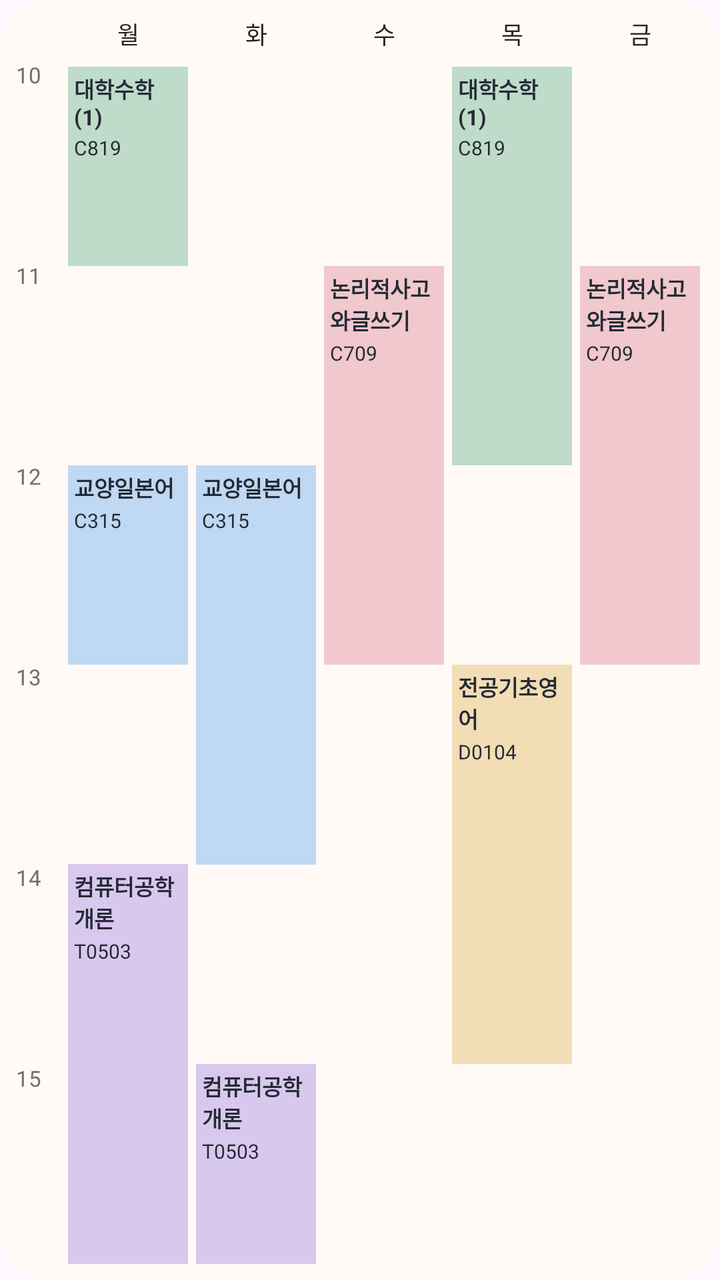
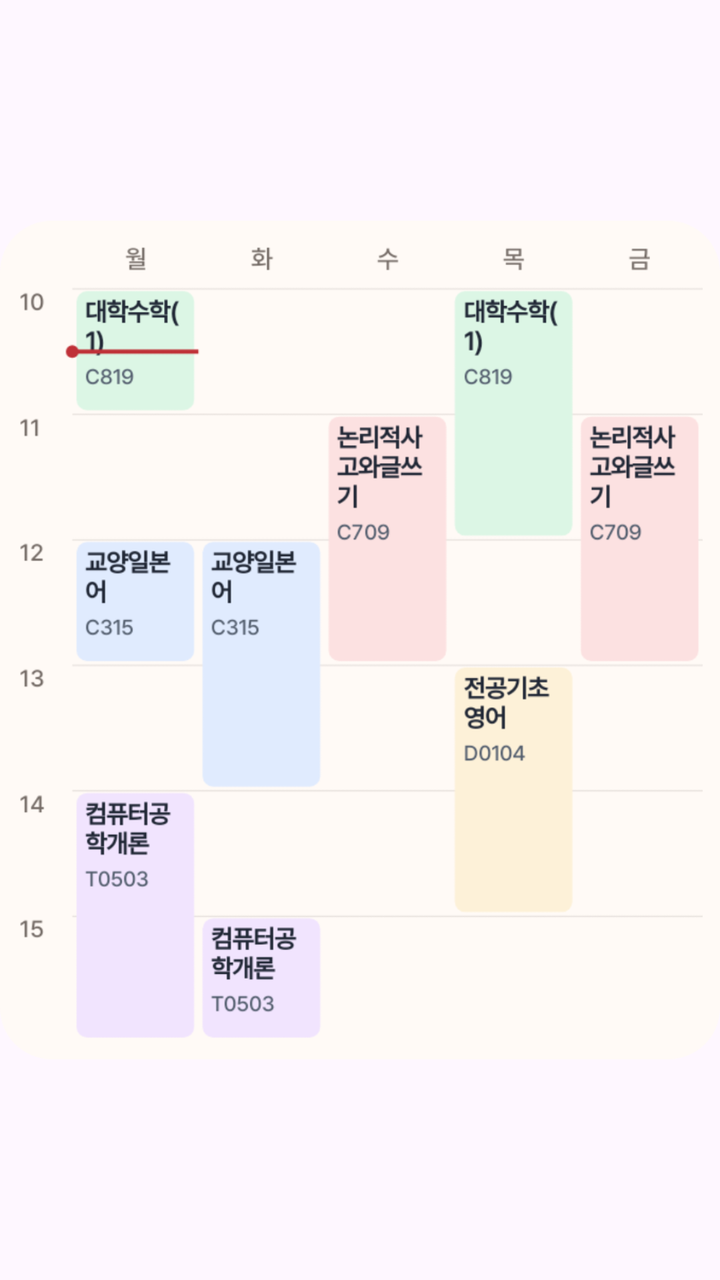

Compare the two renders of this Android layout. The source of the first and the diff that turns it into the second are given below.
<!-- AndroidManifest.xml: application theme Theme.hongsi -->
<!-- res/layout/week_widget_preview.xml -->
<?xml version='1.0' encoding='utf-8'?>
<LinearLayout xmlns:android="http://schemas.android.com/apk/res/android" android:layout_width="match_parent" android:layout_height="match_parent" android:orientation="horizontal" android:background="@drawable/widget_attendance_background" android:padding="8dp">
  <LinearLayout android:layout_width="24dp" android:layout_height="match_parent" android:orientation="vertical">
    <TextView android:layout_width="match_parent" android:layout_height="wrap_content" android:text=" " android:textSize="12sp" android:textColor="@color/widget_text" android:includeFontPadding="false" android:layout_marginBottom="8dp" />
    <TextView android:layout_width="match_parent" android:layout_height="0dp" android:layout_weight="1" android:text="10" android:textSize="11sp" android:textColor="@color/widget_muted" />
    <TextView android:layout_width="match_parent" android:layout_height="0dp" android:layout_weight="1" android:text="11" android:textSize="11sp" android:textColor="@color/widget_muted" />
    <TextView android:layout_width="match_parent" android:layout_height="0dp" android:layout_weight="1" android:text="12" android:textSize="11sp" android:textColor="@color/widget_muted" />
    <TextView android:layout_width="match_parent" android:layout_height="0dp" android:layout_weight="1" android:text="13" android:textSize="11sp" android:textColor="@color/widget_muted" />
    <TextView android:layout_width="match_parent" android:layout_height="0dp" android:layout_weight="1" android:text="14" android:textSize="11sp" android:textColor="@color/widget_muted" />
    <TextView android:layout_width="match_parent" android:layout_height="0dp" android:layout_weight="1" android:text="15" android:textSize="11sp" android:textColor="@color/widget_muted" />
  </LinearLayout>
  <LinearLayout android:layout_width="0dp" android:layout_weight="1" android:layout_height="match_parent" android:orientation="vertical" android:paddingStart="2dp" android:paddingEnd="2dp">
    <TextView android:layout_width="match_parent" android:layout_height="wrap_content" android:text="월" android:textSize="12sp" android:textColor="@color/widget_text" android:includeFontPadding="false" android:gravity="center" android:layout_marginBottom="8dp" />
    <LinearLayout android:layout_width="match_parent" android:layout_height="0dp" android:layout_weight="1" android:orientation="vertical" android:background="#BFDBC9" android:padding="3dp">
      <TextView android:layout_width="match_parent" android:layout_height="wrap_content" android:text="대학수학(1)" android:textSize="11sp" android:textColor="#242B35" android:includeFontPadding="false" android:textStyle="bold" android:maxLines="3" android:ellipsize="end" />
      <TextView android:layout_width="match_parent" android:layout_height="wrap_content" android:text="C819" android:textSize="10sp" android:textColor="#242B35" android:includeFontPadding="false" android:layout_marginTop="3dp" />
    </LinearLayout>
    <FrameLayout android:layout_width="match_parent" android:layout_height="0dp" android:layout_weight="1" />
    <LinearLayout android:layout_width="match_parent" android:layout_height="0dp" android:layout_weight="1" android:orientation="vertical" android:background="#BFD8F3" android:padding="3dp">
      <TextView android:layout_width="match_parent" android:layout_height="wrap_content" android:text="교양일본어" android:textSize="11sp" android:textColor="#242B35" android:includeFontPadding="false" android:textStyle="bold" android:maxLines="3" android:ellipsize="end" />
      <TextView android:layout_width="match_parent" android:layout_height="wrap_content" android:text="C315" android:textSize="10sp" android:textColor="#242B35" android:includeFontPadding="false" android:layout_marginTop="3dp" />
    </LinearLayout>
    <FrameLayout android:layout_width="match_parent" android:layout_height="0dp" android:layout_weight="1" />
    <LinearLayout android:layout_width="match_parent" android:layout_height="0dp" android:layout_weight="2" android:orientation="vertical" android:background="#D9C8EE" android:padding="3dp">
      <TextView android:layout_width="match_parent" android:layout_height="wrap_content" android:text="컴퓨터공학개론" android:textSize="11sp" android:textColor="#242B35" android:includeFontPadding="false" android:textStyle="bold" android:maxLines="3" android:ellipsize="end" />
      <TextView android:layout_width="match_parent" android:layout_height="wrap_content" android:text="T0503" android:textSize="10sp" android:textColor="#242B35" android:includeFontPadding="false" android:layout_marginTop="3dp" />
    </LinearLayout>
  </LinearLayout>
  <LinearLayout android:layout_width="0dp" android:layout_weight="1" android:layout_height="match_parent" android:orientation="vertical" android:paddingStart="2dp" android:paddingEnd="2dp">
    <TextView android:layout_width="match_parent" android:layout_height="wrap_content" android:text="화" android:textSize="12sp" android:textColor="@color/widget_text" android:includeFontPadding="false" android:gravity="center" android:layout_marginBottom="8dp" />
    <FrameLayout android:layout_width="match_parent" android:layout_height="0dp" android:layout_weight="2" />
    <LinearLayout android:layout_width="match_parent" android:layout_height="0dp" android:layout_weight="2" android:orientation="vertical" android:background="#BFD8F3" android:padding="3dp">
      <TextView android:layout_width="match_parent" android:layout_height="wrap_content" android:text="교양일본어" android:textSize="11sp" android:textColor="#242B35" android:includeFontPadding="false" android:textStyle="bold" android:maxLines="3" android:ellipsize="end" />
      <TextView android:layout_width="match_parent" android:layout_height="wrap_content" android:text="C315" android:textSize="10sp" android:textColor="#242B35" android:includeFontPadding="false" android:layout_marginTop="3dp" />
    </LinearLayout>
    <FrameLayout android:layout_width="match_parent" android:layout_height="0dp" android:layout_weight="1" />
    <LinearLayout android:layout_width="match_parent" android:layout_height="0dp" android:layout_weight="1" android:orientation="vertical" android:background="#D9C8EE" android:padding="3dp">
      <TextView android:layout_width="match_parent" android:layout_height="wrap_content" android:text="컴퓨터공학개론" android:textSize="11sp" android:textColor="#242B35" android:includeFontPadding="false" android:textStyle="bold" android:maxLines="3" android:ellipsize="end" />
      <TextView android:layout_width="match_parent" android:layout_height="wrap_content" android:text="T0503" android:textSize="10sp" android:textColor="#242B35" android:includeFontPadding="false" android:layout_marginTop="3dp" />
    </LinearLayout>
  </LinearLayout>
  <LinearLayout android:layout_width="0dp" android:layout_weight="1" android:layout_height="match_parent" android:orientation="vertical" android:paddingStart="2dp" android:paddingEnd="2dp">
    <TextView android:layout_width="match_parent" android:layout_height="wrap_content" android:text="수" android:textSize="12sp" android:textColor="@color/widget_text" android:includeFontPadding="false" android:gravity="center" android:layout_marginBottom="8dp" />
    <FrameLayout android:layout_width="match_parent" android:layout_height="0dp" android:layout_weight="1" />
    <LinearLayout android:layout_width="match_parent" android:layout_height="0dp" android:layout_weight="2" android:orientation="vertical" android:background="#F0C8CD" android:padding="3dp">
      <TextView android:layout_width="match_parent" android:layout_height="wrap_content" android:text="논리적사고와글쓰기" android:textSize="11sp" android:textColor="#242B35" android:includeFontPadding="false" android:textStyle="bold" android:maxLines="3" android:ellipsize="end" />
      <TextView android:layout_width="match_parent" android:layout_height="wrap_content" android:text="C709" android:textSize="10sp" android:textColor="#242B35" android:includeFontPadding="false" android:layout_marginTop="3dp" />
    </LinearLayout>
    <FrameLayout android:layout_width="match_parent" android:layout_height="0dp" android:layout_weight="3" />
  </LinearLayout>
  <LinearLayout android:layout_width="0dp" android:layout_weight="1" android:layout_height="match_parent" android:orientation="vertical" android:paddingStart="2dp" android:paddingEnd="2dp">
    <TextView android:layout_width="match_parent" android:layout_height="wrap_content" android:text="목" android:textSize="12sp" android:textColor="@color/widget_text" android:includeFontPadding="false" android:gravity="center" android:layout_marginBottom="8dp" />
    <LinearLayout android:layout_width="match_parent" android:layout_height="0dp" android:layout_weight="2" android:orientation="vertical" android:background="#BFDBC9" android:padding="3dp">
      <TextView android:layout_width="match_parent" android:layout_height="wrap_content" android:text="대학수학(1)" android:textSize="11sp" android:textColor="#242B35" android:includeFontPadding="false" android:textStyle="bold" android:maxLines="3" android:ellipsize="end" />
      <TextView android:layout_width="match_parent" android:layout_height="wrap_content" android:text="C819" android:textSize="10sp" android:textColor="#242B35" android:includeFontPadding="false" android:layout_marginTop="3dp" />
    </LinearLayout>
    <FrameLayout android:layout_width="match_parent" android:layout_height="0dp" android:layout_weight="1" />
    <LinearLayout android:layout_width="match_parent" android:layout_height="0dp" android:layout_weight="2" android:orientation="vertical" android:background="#F2DDB5" android:padding="3dp">
      <TextView android:layout_width="match_parent" android:layout_height="wrap_content" android:text="전공기초영어" android:textSize="11sp" android:textColor="#242B35" android:includeFontPadding="false" android:textStyle="bold" android:maxLines="3" android:ellipsize="end" />
      <TextView android:layout_width="match_parent" android:layout_height="wrap_content" android:text="D0104" android:textSize="10sp" android:textColor="#242B35" android:includeFontPadding="false" android:layout_marginTop="3dp" />
    </LinearLayout>
    <FrameLayout android:layout_width="match_parent" android:layout_height="0dp" android:layout_weight="1" />
  </LinearLayout>
  <LinearLayout android:layout_width="0dp" android:layout_weight="1" android:layout_height="match_parent" android:orientation="vertical" android:paddingStart="2dp" android:paddingEnd="2dp">
    <TextView android:layout_width="match_parent" android:layout_height="wrap_content" android:text="금" android:textSize="12sp" android:textColor="@color/widget_text" android:includeFontPadding="false" android:gravity="center" android:layout_marginBottom="8dp" />
    <FrameLayout android:layout_width="match_parent" android:layout_height="0dp" android:layout_weight="1" />
    <LinearLayout android:layout_width="match_parent" android:layout_height="0dp" android:layout_weight="2" android:orientation="vertical" android:background="#F0C8CD" android:padding="3dp">
      <TextView android:layout_width="match_parent" android:layout_height="wrap_content" android:text="논리적사고와글쓰기" android:textSize="11sp" android:textColor="#242B35" android:includeFontPadding="false" android:textStyle="bold" android:maxLines="3" android:ellipsize="end" />
      <TextView android:layout_width="match_parent" android:layout_height="wrap_content" android:text="C709" android:textSize="10sp" android:textColor="#242B35" android:includeFontPadding="false" android:layout_marginTop="3dp" />
    </LinearLayout>
    <FrameLayout android:layout_width="match_parent" android:layout_height="0dp" android:layout_weight="3" />
  </LinearLayout>
</LinearLayout>
<!-- resources referenced by this layout -->
<resources>
  <color name="widget_muted">#756C67</color>
  <color name="widget_text">#292321</color>
  <!-- drawable widget_attendance_background (drawable) -->
  <?xml version="1.0" encoding="utf-8"?>
  <shape xmlns:android="http://schemas.android.com/apk/res/android">
      <solid android:color="@color/widget_background" />
      <corners android:radius="24dp" />
  </shape>
  <style name="Theme.hongsi" parent="Theme.Material3.DayNight.NoActionBar">
          
      </style>
  <color name="widget_background">#FFFAF6</color>
</resources>

<!-- the commit's change to res/layout/week_widget_preview.xml (unified diff, before → after) -->
@@ -1,73 +1,8 @@
-<?xml version='1.0' encoding='utf-8'?>
-<LinearLayout xmlns:android="http://schemas.android.com/apk/res/android" android:layout_width="match_parent" android:layout_height="match_parent" android:orientation="horizontal" android:background="@drawable/widget_attendance_background" android:padding="8dp">
-  <LinearLayout android:layout_width="24dp" android:layout_height="match_parent" android:orientation="vertical">
-    <TextView android:layout_width="match_parent" android:layout_height="wrap_content" android:text=" " android:textSize="12sp" android:textColor="@color/widget_text" android:includeFontPadding="false" android:layout_marginBottom="8dp" />
-    <TextView android:layout_width="match_parent" android:layout_height="0dp" android:layout_weight="1" android:text="10" android:textSize="11sp" android:textColor="@color/widget_muted" />
-    <TextView android:layout_width="match_parent" android:layout_height="0dp" android:layout_weight="1" android:text="11" android:textSize="11sp" android:textColor="@color/widget_muted" />
-    <TextView android:layout_width="match_parent" android:layout_height="0dp" android:layout_weight="1" android:text="12" android:textSize="11sp" android:textColor="@color/widget_muted" />
-    <TextView android:layout_width="match_parent" android:layout_height="0dp" android:layout_weight="1" android:text="13" android:textSize="11sp" android:textColor="@color/widget_muted" />
-    <TextView android:layout_width="match_parent" android:layout_height="0dp" android:layout_weight="1" android:text="14" android:textSize="11sp" android:textColor="@color/widget_muted" />
-    <TextView android:layout_width="match_parent" android:layout_height="0dp" android:layout_weight="1" android:text="15" android:textSize="11sp" android:textColor="@color/widget_muted" />
-  </LinearLayout>
-  <LinearLayout android:layout_width="0dp" android:layout_weight="1" android:layout_height="match_parent" android:orientation="vertical" android:paddingStart="2dp" android:paddingEnd="2dp">
-    <TextView android:layout_width="match_parent" android:layout_height="wrap_content" android:text="월" android:textSize="12sp" android:textColor="@color/widget_text" android:includeFontPadding="false" android:gravity="center" android:layout_marginBottom="8dp" />
-    <LinearLayout android:layout_width="match_parent" android:layout_height="0dp" android:layout_weight="1" android:orientation="vertical" android:background="#BFDBC9" android:padding="3dp">
-      <TextView android:layout_width="match_parent" android:layout_height="wrap_content" android:text="대학수학(1)" android:textSize="11sp" android:textColor="#242B35" android:includeFontPadding="false" android:textStyle="bold" android:maxLines="3" android:ellipsize="end" />
-      <TextView android:layout_width="match_parent" android:layout_height="wrap_content" android:text="C819" android:textSize="10sp" android:textColor="#242B35" android:includeFontPadding="false" android:layout_marginTop="3dp" />
-    </LinearLayout>
-    <FrameLayout android:layout_width="match_parent" android:layout_height="0dp" android:layout_weight="1" />
-    <LinearLayout android:layout_width="match_parent" android:layout_height="0dp" android:layout_weight="1" android:orientation="vertical" android:background="#BFD8F3" android:padding="3dp">
-      <TextView android:layout_width="match_parent" android:layout_height="wrap_content" android:text="교양일본어" android:textSize="11sp" android:textColor="#242B35" android:includeFontPadding="false" android:textStyle="bold" android:maxLines="3" android:ellipsize="end" />
-      <TextView android:layout_width="match_parent" android:layout_height="wrap_content" android:text="C315" android:textSize="10sp" android:textColor="#242B35" android:includeFontPadding="false" android:layout_marginTop="3dp" />
-    </LinearLayout>
-    <FrameLayout android:layout_width="match_parent" android:layout_height="0dp" android:layout_weight="1" />
-    <LinearLayout android:layout_width="match_parent" android:layout_height="0dp" android:layout_weight="2" android:orientation="vertical" android:background="#D9C8EE" android:padding="3dp">
-      <TextView android:layout_width="match_parent" android:layout_height="wrap_content" android:text="컴퓨터공학개론" android:textSize="11sp" android:textColor="#242B35" android:includeFontPadding="false" android:textStyle="bold" android:maxLines="3" android:ellipsize="end" />
-      <TextView android:layout_width="match_parent" android:layout_height="wrap_content" android:text="T0503" android:textSize="10sp" android:textColor="#242B35" android:includeFontPadding="false" android:layout_marginTop="3dp" />
-    </LinearLayout>
-  </LinearLayout>
-  <LinearLayout android:layout_width="0dp" android:layout_weight="1" android:layout_height="match_parent" android:orientation="vertical" android:paddingStart="2dp" android:paddingEnd="2dp">
-    <TextView android:layout_width="match_parent" android:layout_height="wrap_content" android:text="화" android:textSize="12sp" android:textColor="@color/widget_text" android:includeFontPadding="false" android:gravity="center" android:layout_marginBottom="8dp" />
-    <FrameLayout android:layout_width="match_parent" android:layout_height="0dp" android:layout_weight="2" />
-    <LinearLayout android:layout_width="match_parent" android:layout_height="0dp" android:layout_weight="2" android:orientation="vertical" android:background="#BFD8F3" android:padding="3dp">
-      <TextView android:layout_width="match_parent" android:layout_height="wrap_content" android:text="교양일본어" android:textSize="11sp" android:textColor="#242B35" android:includeFontPadding="false" android:textStyle="bold" android:maxLines="3" android:ellipsize="end" />
-      <TextView android:layout_width="match_parent" android:layout_height="wrap_content" android:text="C315" android:textSize="10sp" android:textColor="#242B35" android:includeFontPadding="false" android:layout_marginTop="3dp" />
-    </LinearLayout>
-    <FrameLayout android:layout_width="match_parent" android:layout_height="0dp" android:layout_weight="1" />
-    <LinearLayout android:layout_width="match_parent" android:layout_height="0dp" android:layout_weight="1" android:orientation="vertical" android:background="#D9C8EE" android:padding="3dp">
-      <TextView android:layout_width="match_parent" android:layout_height="wrap_content" android:text="컴퓨터공학개론" android:textSize="11sp" android:textColor="#242B35" android:includeFontPadding="false" android:textStyle="bold" android:maxLines="3" android:ellipsize="end" />
-      <TextView android:layout_width="match_parent" android:layout_height="wrap_content" android:text="T0503" android:textSize="10sp" android:textColor="#242B35" android:includeFontPadding="false" android:layout_marginTop="3dp" />
-    </LinearLayout>
-  </LinearLayout>
-  <LinearLayout android:layout_width="0dp" android:layout_weight="1" android:layout_height="match_parent" android:orientation="vertical" android:paddingStart="2dp" android:paddingEnd="2dp">
-    <TextView android:layout_width="match_parent" android:layout_height="wrap_content" android:text="수" android:textSize="12sp" android:textColor="@color/widget_text" android:includeFontPadding="false" android:gravity="center" android:layout_marginBottom="8dp" />
-    <FrameLayout android:layout_width="match_parent" android:layout_height="0dp" android:layout_weight="1" />
-    <LinearLayout android:layout_width="match_parent" android:layout_height="0dp" android:layout_weight="2" android:orientation="vertical" android:background="#F0C8CD" android:padding="3dp">
-      <TextView android:layout_width="match_parent" android:layout_height="wrap_content" android:text="논리적사고와글쓰기" android:textSize="11sp" android:textColor="#242B35" android:includeFontPadding="false" android:textStyle="bold" android:maxLines="3" android:ellipsize="end" />
-      <TextView android:layout_width="match_parent" android:layout_height="wrap_content" android:text="C709" android:textSize="10sp" android:textColor="#242B35" android:includeFontPadding="false" android:layout_marginTop="3dp" />
-    </LinearLayout>
-    <FrameLayout android:layout_width="match_parent" android:layout_height="0dp" android:layout_weight="3" />
-  </LinearLayout>
-  <LinearLayout android:layout_width="0dp" android:layout_weight="1" android:layout_height="match_parent" android:orientation="vertical" android:paddingStart="2dp" android:paddingEnd="2dp">
-    <TextView android:layout_width="match_parent" android:layout_height="wrap_content" android:text="목" android:textSize="12sp" android:textColor="@color/widget_text" android:includeFontPadding="false" android:gravity="center" android:layout_marginBottom="8dp" />
-    <LinearLayout android:layout_width="match_parent" android:layout_height="0dp" android:layout_weight="2" android:orientation="vertical" android:background="#BFDBC9" android:padding="3dp">
-      <TextView android:layout_width="match_parent" android:layout_height="wrap_content" android:text="대학수학(1)" android:textSize="11sp" android:textColor="#242B35" android:includeFontPadding="false" android:textStyle="bold" android:maxLines="3" android:ellipsize="end" />
-      <TextView android:layout_width="match_parent" android:layout_height="wrap_content" android:text="C819" android:textSize="10sp" android:textColor="#242B35" android:includeFontPadding="false" android:layout_marginTop="3dp" />
-    </LinearLayout>
-    <FrameLayout android:layout_width="match_parent" android:layout_height="0dp" android:layout_weight="1" />
-    <LinearLayout android:layout_width="match_parent" android:layout_height="0dp" android:layout_weight="2" android:orientation="vertical" android:background="#F2DDB5" android:padding="3dp">
-      <TextView android:layout_width="match_parent" android:layout_height="wrap_content" android:text="전공기초영어" android:textSize="11sp" android:textColor="#242B35" android:includeFontPadding="false" android:textStyle="bold" android:maxLines="3" android:ellipsize="end" />
-      <TextView android:layout_width="match_parent" android:layout_height="wrap_content" android:text="D0104" android:textSize="10sp" android:textColor="#242B35" android:includeFontPadding="false" android:layout_marginTop="3dp" />
-    </LinearLayout>
-    <FrameLayout android:layout_width="match_parent" android:layout_height="0dp" android:layout_weight="1" />
-  </LinearLayout>
-  <LinearLayout android:layout_width="0dp" android:layout_weight="1" android:layout_height="match_parent" android:orientation="vertical" android:paddingStart="2dp" android:paddingEnd="2dp">
-    <TextView android:layout_width="match_parent" android:layout_height="wrap_content" android:text="금" android:textSize="12sp" android:textColor="@color/widget_text" android:includeFontPadding="false" android:gravity="center" android:layout_marginBottom="8dp" />
-    <FrameLayout android:layout_width="match_parent" android:layout_height="0dp" android:layout_weight="1" />
-    <LinearLayout android:layout_width="match_parent" android:layout_height="0dp" android:layout_weight="2" android:orientation="vertical" android:background="#F0C8CD" android:padding="3dp">
-      <TextView android:layout_width="match_parent" android:layout_height="wrap_content" android:text="논리적사고와글쓰기" android:textSize="11sp" android:textColor="#242B35" android:includeFontPadding="false" android:textStyle="bold" android:maxLines="3" android:ellipsize="end" />
-      <TextView android:layout_width="match_parent" android:layout_height="wrap_content" android:text="C709" android:textSize="10sp" android:textColor="#242B35" android:includeFontPadding="false" android:layout_marginTop="3dp" />
-    </LinearLayout>
-    <FrameLayout android:layout_width="match_parent" android:layout_height="0dp" android:layout_weight="3" />
-  </LinearLayout>
-</LinearLayout>
+<?xml version="1.0" encoding="utf-8"?>
+<ImageView xmlns:android="http://schemas.android.com/apk/res/android"
+    android:layout_width="match_parent"
+    android:layout_height="match_parent"
+    android:src="@drawable/week_widget_preview"
+    android:scaleType="fitCenter"
+    android:adjustViewBounds="true"
+    android:contentDescription="@string/week_widget_name" />
<!-- resource entries referenced after the edit -->
@@ -1,16 +1,9 @@
 <!-- resources referenced by this layout -->
 <resources>
-  <color name="widget_muted">#756C67</color>
-  <color name="widget_text">#292321</color>
-  <!-- drawable widget_attendance_background (drawable) -->
-  <?xml version="1.0" encoding="utf-8"?>
-  <shape xmlns:android="http://schemas.android.com/apk/res/android">
-      <solid android:color="@color/widget_background" />
-      <corners android:radius="24dp" />
-  </shape>
+  <!-- drawable week_widget_preview: png bitmap (drawable-night-nodpi, 153189 bytes) -->
+  <string name="week_widget_name">주간 시간표</string>
   <style name="Theme.hongsi" parent="Theme.Material3.DayNight.NoActionBar">
           
       </style>
-  <color name="widget_background">#FFFAF6</color>
 </resources>
 
